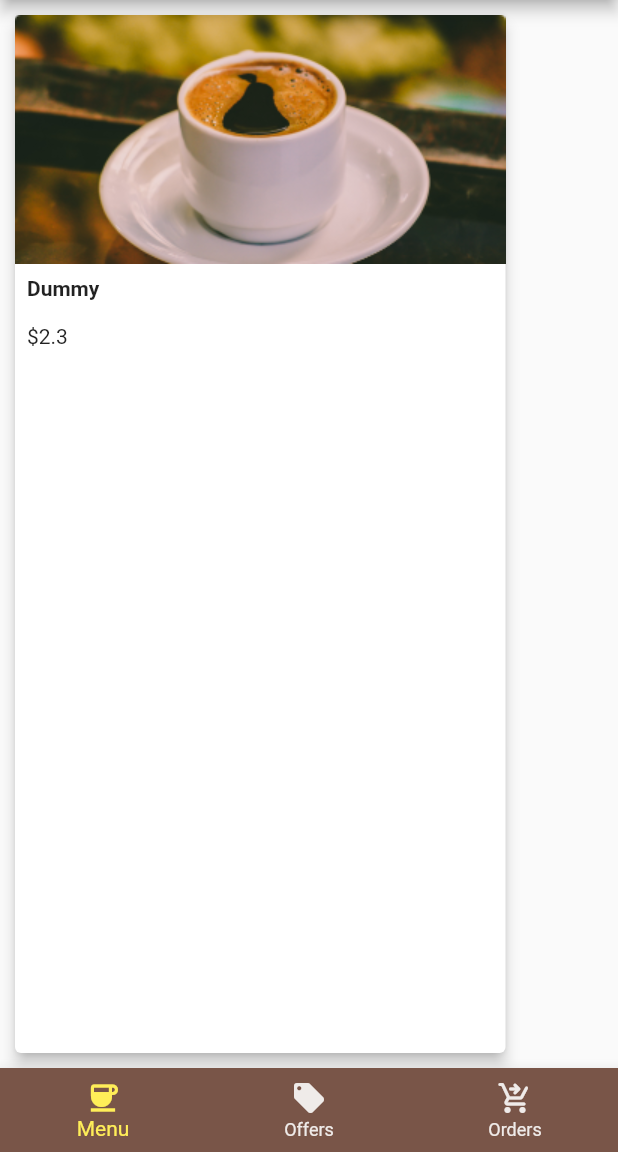
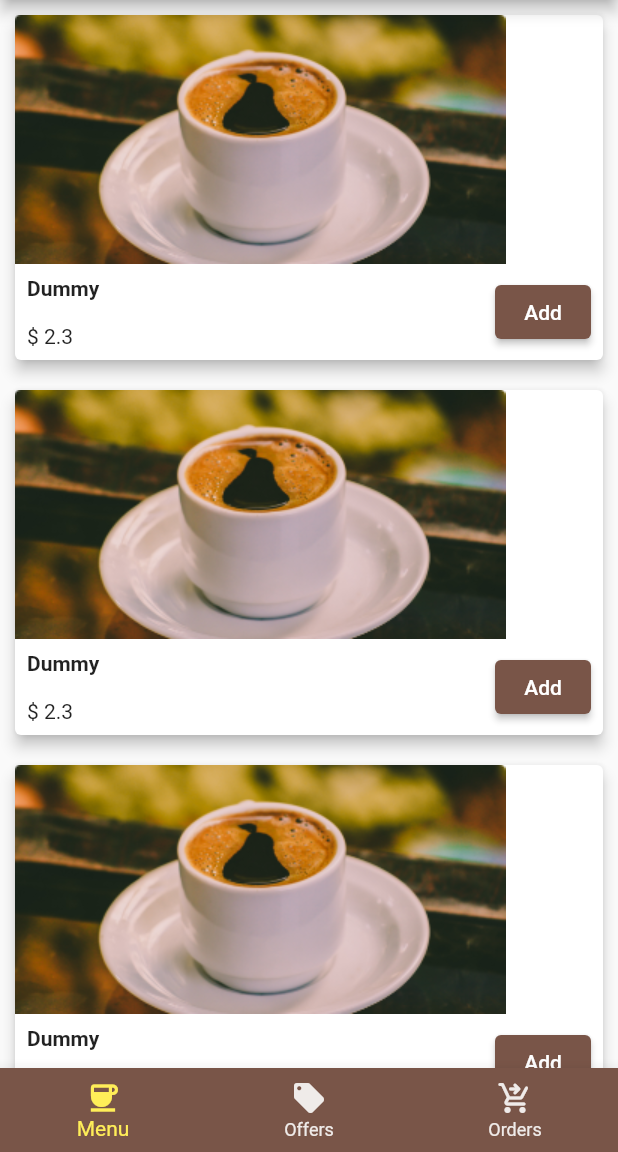
Before and after one commit to utsavgwa/roasted-beans, a Flutter app: the screen it shows after launch, on a phone screen of 412 x 824 dp, the part 84-1236 px from its top. Run offline on Flutter 3.47's test engine with Material 2 defaults, Android fonts, the phone set to English and light mode, and no system bars.

Commit message:
add button ui added

```diff
--- a/lib/pages/menupage.dart
+++ b/lib/pages/menupage.dart
@@ -8,11 +8,19 @@ class MenuPage extends StatelessWidget {
   @override
   Widget build(BuildContext context) {
     var p = Product(id: 1, name: "Dummy", price: 2.3, image: "");
-    return ProductItem(product: p);
+    return ListView(
+      children: [
+        ProductItem(product: p),
+        ProductItem(product: p),
+        ProductItem(product: p),
+        ProductItem(product: p),
+        ProductItem(product: p),
+      ],
+    );
   }
 }
 
-//this renders one product on the screen
+//this widget a renders one product on the screen,
 class ProductItem extends StatelessWidget {
   final Product product;
 
@@ -28,6 +36,15 @@ class ProductItem extends StatelessWidget {
           crossAxisAlignment: CrossAxisAlignment.start,
           children: [
             Image.asset("images/black_coffee.png"),
+            //overall positioning
+
+            Row(
+              mainAxisAlignment: MainAxisAlignment.spaceBetween,
+              children: [
+                //for name and price
+                Column(
+                  crossAxisAlignment: CrossAxisAlignment.start,
+                  children: [
                     Padding(
                       padding: const EdgeInsets.all(8.0),
                       child: Text(
@@ -37,10 +54,22 @@ class ProductItem extends StatelessWidget {
                     ),
                     Padding(
                       padding: const EdgeInsets.all(8.0),
-                child: Text("\$${product.price}"),
+                      child: Text("\$ ${product.price}"),
                     ),
                   ],
-          )),
+                ),
+                Padding(
+                  padding: const EdgeInsets.only(right: 8.0),
+                  child: ElevatedButton(
+                    onPressed: () {},
+                    child: const Text("Add"),
+                  ),
+                )
+              ],
+            )
+          ],
+        ),
+      ),
     );
   }
 }
```
Lines whose indentation alone changed are shown as unchanged.
